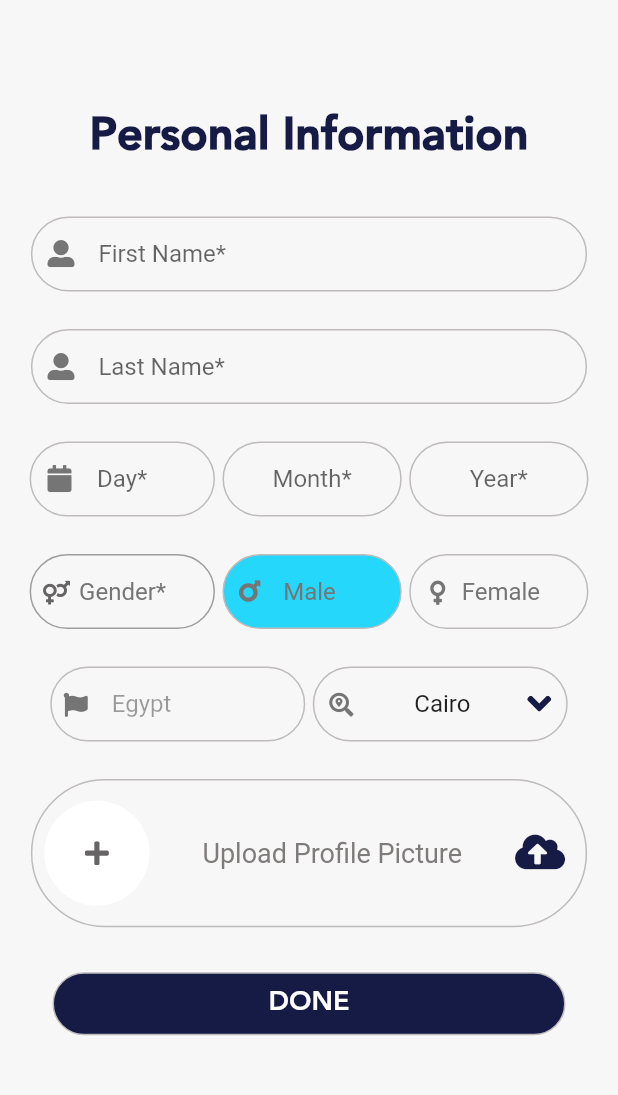
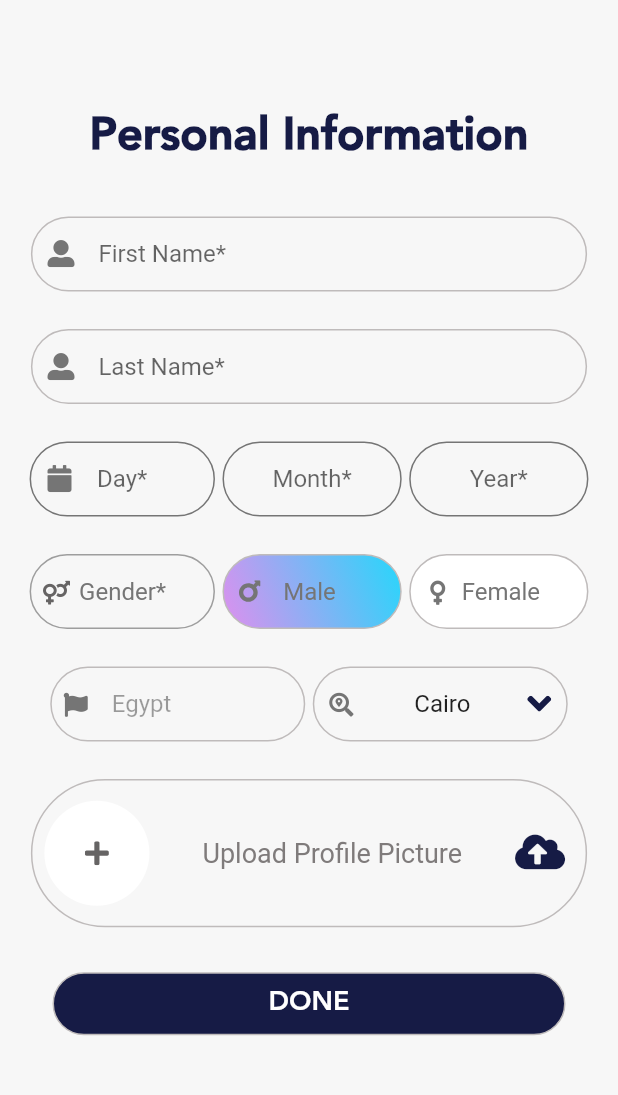
Before and after one commit to AbdelrahmanEhab20/FirstTask-Personal-info-Flutter, a Flutter app: the screen it shows after launch, after a tap on "Male", on a phone screen of 412 x 824 dp, the part 64-1159 px from its top. Run offline on Flutter 3.47's test engine with Material 2 defaults, Android fonts, the phone set to English and light mode, and no system bars; our stand-ins replace flutter_svg, image_picker; missing offline and left inert: art_sweetalert.

Commit message:
all Changes Done + Updates

```diff
--- a/lib/main.dart
+++ b/lib/main.dart
@@ -19,8 +19,22 @@ class MyApp extends StatefulWidget {
   String chooseMale = '';
   String chooseFemale = '';
   String CheckGenderResult = '';
-  Color fillContainerMale = Color.fromRGBO(247, 247, 247, 1);
-  Color fillContainerFemale = Color.fromRGBO(247, 247, 247, 1);
+  Gradient fillContainerMale = LinearGradient(
+    begin: Alignment.topRight,
+    end: Alignment.bottomLeft,
+    colors: [
+      Color(0xFFFF),
+      Color(0xFFFF),
+    ],
+  );
+  Gradient fillContainerFemale = LinearGradient(
+    begin: Alignment.topRight,
+    end: Alignment.bottomLeft,
+    colors: [
+      Color(0xFFFF),
+      Color(0xFFFF),
+    ],
+  );
   /******************************** */
   // For firstName and LastName
   RegExp regex = RegExp(r'^[a-z A-Z]+$');
@@ -106,8 +120,22 @@ class _MyAppState extends State<MyApp> {
         widget.chooseFemale = '';
         widget.chooseMale = 'Male';
         widget.CheckGenderResult = widget.chooseMale;
-        widget.fillContainerMale = Color(0xFF25D7FB);
-        widget.fillContainerFemale = Color.fromRGBO(247, 247, 247, 1);
+        widget.fillContainerMale = LinearGradient(
+          begin: Alignment.topRight,
+          end: Alignment.bottomLeft,
+          colors: [
+            Color(0xFF25D7FB),
+            Color(0xFFDF8FEE),
+          ],
+        );
+        widget.fillContainerFemale = LinearGradient(
+          begin: Alignment.topRight,
+          end: Alignment.bottomLeft,
+          colors: [
+            Color.fromARGB(255, 255, 255, 255),
+            Color.fromARGB(255, 255, 255, 255),
+          ],
+        );
       }
     });
     print('Male:' + widget.chooseMale);
@@ -121,8 +149,22 @@ class _MyAppState extends State<MyApp> {
         widget.chooseMale = '';
         widget.chooseFemale = 'Female';
         widget.CheckGenderResult = widget.chooseFemale;
-        widget.fillContainerFemale = Color(0xFFDF8FEE);
-        widget.fillContainerMale = Color.fromRGBO(247, 247, 247, 1);
+        widget.fillContainerFemale = LinearGradient(
+          begin: Alignment.topRight,
+          end: Alignment.bottomLeft,
+          colors: [
+            Color(0xFF25D7FB),
+            Color(0xFFDF8FEE),
+          ],
+        );
+        widget.fillContainerMale = LinearGradient(
+          begin: Alignment.topRight,
+          end: Alignment.bottomLeft,
+          colors: [
+            Color(0xFFFF),
+            Color(0xFFFF),
+          ],
+        );
       }
     });
     print('Male:' + widget.chooseMale);
@@ -135,8 +177,24 @@ class _MyAppState extends State<MyApp> {
       widget.chooseMale = '';
       widget.chooseFemale = '';
       widget.CheckGenderResult = '';
-      widget.fillContainerMale = Color.fromRGBO(247, 247, 247, 1);
-      widget.fillContainerFemale = Color.fromRGBO(247, 247, 247, 1);
+      widget.fillContainerMale = LinearGradient(
+        begin: Alignment.topRight,
+        end: Alignment.bottomLeft,
+        colors: [
+          Color(0xFFFF),
+          Color(0xFFFF),
+        ],
+      );
+      ;
+      widget.fillContainerFemale = LinearGradient(
+        begin: Alignment.topRight,
+        end: Alignment.bottomLeft,
+        colors: [
+          Color(0xFFFF),
+          Color(0xFFFF),
+        ],
+      );
+      ;
       print('Male:' + widget.chooseMale);
       print('Female:' + widget.chooseFemale);
       print('ResGender:' + widget.CheckGenderResult);
@@ -356,7 +414,9 @@ class _MyAppState extends State<MyApp> {
   }
 }
 
-class BuildTextFieldContainer extends StatelessWidget {
+bool focus = false;
+
+class BuildTextFieldContainer extends StatefulWidget {
   const BuildTextFieldContainer(
       {Key? key, this.customChild, required this.errorMesseage})
       : super(key: key);
@@ -365,29 +425,36 @@ class BuildTextFieldContainer extends StatelessWidget {
   final String errorMesseage;
 
   @override
+  State<BuildTextFieldContainer> createState() =>
+      _BuildTextFieldContainerState();
+}
+
+class _BuildTextFieldContainerState extends State<BuildTextFieldContainer> {
+  @override
   Widget build(BuildContext context) {
     Size size = MediaQuery.of(context).size;
-
-    return errorMesseage != ''
-        ? Container(
+    //On Focus Variable Check
+    return InkWell(
+      child: Container(
         margin: EdgeInsets.symmetric(vertical: 5),
         padding: EdgeInsets.symmetric(horizontal: 10),
         width: size.width * .9,
         decoration: BoxDecoration(
-              border: Border.all(color: Color.fromARGB(255, 254, 4, 4)),
+          border: Border.all(
+              color: widget.errorMesseage != ''
+                  ? Color.fromARGB(255, 254, 4, 4)
+                  : focus
+                      ? Color.fromARGB(157, 13, 160, 25)
+                      : Color.fromARGB(255, 191, 187, 187)),
           borderRadius: BorderRadius.circular(30),
         ),
-            child: customChild,
-          )
-        : Container(
-            margin: EdgeInsets.symmetric(vertical: 5),
-            padding: EdgeInsets.symmetric(horizontal: 10),
-            width: size.width * .9,
-            decoration: BoxDecoration(
-              border: Border.all(color: Color.fromARGB(255, 191, 187, 187)),
-              borderRadius: BorderRadius.circular(30),
+        child: widget.customChild,
       ),
-            child: customChild,
+      onTap: () async {
+        setState(() {
+          focus = !focus;
+        });
+      },
     );
   }
 }
--- a/lib/widgets/biggerDateWidget.dart
+++ b/lib/widgets/biggerDateWidget.dart
@@ -18,10 +18,11 @@ class BiggerDateWidgetState extends State<BiggerDateWidget> {
   void testingOnChangeDay() {
     String dayValue = widget._controllerDay.value.text;
 
-    if (dayValue.isEmpty) {
+    if (dayValue.isEmpty || dayValue == '') {
       setState(() {
         widget.errorMessageDate = '*This Field is Required';
       });
+      return;
     }
 
     if (!(1 <= int.parse(dayValue) && 31 >= int.parse(dayValue))) {
@@ -46,10 +47,11 @@ class BiggerDateWidgetState extends State<BiggerDateWidget> {
   void testingOnChangeMonth() {
     String monthValue = widget._controllerMonth.value.text;
 
-    if (monthValue.isEmpty) {
+    if (monthValue.isEmpty || monthValue == '') {
       setState(() {
         widget.errorMessageDate = '*This Field is Required';
       });
+      return;
     }
     if (!(1 <= int.parse(monthValue) && 12 >= int.parse(monthValue))) {
       setState(() {
@@ -73,10 +75,11 @@ class BiggerDateWidgetState extends State<BiggerDateWidget> {
   void testingOnChangeYear() {
     String yearValue = widget._controllerYear.value.text;
 
-    if (yearValue.isEmpty) {
+    if (yearValue.isEmpty || yearValue == '') {
       setState(() {
         widget.errorMessageDate = '*This Field is Required';
       });
+      return;
     }
     if (!(int.parse(yearValue) <= 2004 && int.parse(yearValue) >= 1945)) {
       setState(() {
@@ -137,7 +140,10 @@ class BiggerDateWidgetState extends State<BiggerDateWidget> {
               padding: EdgeInsets.symmetric(horizontal: 10),
               width: size.width * 0.30,
               decoration: BoxDecoration(
-                border: Border.all(color: Color.fromARGB(255, 191, 187, 187)),
+                border: Border.all(
+                    color: (!widget.errorMessageDate.isEmpty)
+                        ? Color.fromARGB(255, 231, 5, 5)
+                        : Color(0xFF757575)),
                 borderRadius: BorderRadius.circular(30),
               ),
               child: TextField(
@@ -149,7 +155,10 @@ class BiggerDateWidgetState extends State<BiggerDateWidget> {
                 decoration: InputDecoration(
                     border: InputBorder.none,
                     icon: Icon(CustomIcons.date_icon,
-                        size: 18, color: Color(0xFF757575)),
+                        size: 18,
+                        color: (!widget.errorMessageDate.isEmpty)
+                            ? Color.fromARGB(255, 231, 5, 5)
+                            : Color(0xFF757575)),
                     hintText: 'Day*'),
               ),
             ),
@@ -161,7 +170,10 @@ class BiggerDateWidgetState extends State<BiggerDateWidget> {
               padding: EdgeInsets.symmetric(horizontal: 10),
               width: size.width * 0.29,
               decoration: BoxDecoration(
-                border: Border.all(color: Color.fromARGB(255, 191, 187, 187)),
+                border: Border.all(
+                    color: (!widget.errorMessageDate.isEmpty)
+                        ? Color.fromARGB(255, 231, 5, 5)
+                        : Color(0xFF757575)),
                 borderRadius: BorderRadius.circular(30),
               ),
               child: TextField(
@@ -185,7 +197,10 @@ class BiggerDateWidgetState extends State<BiggerDateWidget> {
               padding: EdgeInsets.symmetric(horizontal: 10),
               width: size.width * 0.29,
               decoration: BoxDecoration(
-                border: Border.all(color: Color.fromARGB(255, 191, 187, 187)),
+                border: Border.all(
+                    color: (!widget.errorMessageDate.isEmpty)
+                        ? Color.fromARGB(255, 231, 5, 5)
+                        : Color(0xFF757575)),
                 borderRadius: BorderRadius.circular(30),
               ),
               child: TextField(
--- a/lib/widgets/biggerGenderWidget.dart
+++ b/lib/widgets/biggerGenderWidget.dart
@@ -10,8 +10,8 @@ class biggerGenderWidget extends StatefulWidget {
   Function ChangeColorContainerMale;
   Function ChangeColorContainerFemale;
   Function ChangeColorContainerBoth;
-  Color fillContainerMale;
-  Color fillContainerFemale;
+  Gradient fillContainerMale;
+  Gradient fillContainerFemale;
   biggerGenderWidget(
       this.chooseFemale,
       this.chooseMale,
@@ -75,7 +75,7 @@ class _biggerGenderWidgetState extends State<biggerGenderWidget> {
                 padding: EdgeInsets.symmetric(horizontal: 10),
                 width: size.width * 0.29,
                 decoration: BoxDecoration(
-                  color: widget.fillContainerMale,
+                  gradient: widget.fillContainerMale,
                   border: Border.all(color: Color.fromARGB(255, 191, 187, 187)),
                   borderRadius: BorderRadius.circular(30),
                 ),
@@ -106,7 +106,7 @@ class _biggerGenderWidgetState extends State<biggerGenderWidget> {
                 padding: EdgeInsets.symmetric(horizontal: 10),
                 width: size.width * 0.29,
                 decoration: BoxDecoration(
-                  color: widget.fillContainerFemale,
+                  gradient: widget.fillContainerFemale,
                   border: Border.all(color: Color.fromARGB(255, 191, 187, 187)),
                   borderRadius: BorderRadius.circular(30),
                 ),
--- a/lib/widgets/profile_pic_widget.dart
+++ b/lib/widgets/profile_pic_widget.dart
@@ -16,6 +16,7 @@ class ProfilePicUpload extends StatefulWidget {
 enum ImageSourceType { gallery, camera }
 
 class _ProfilePicUploadState extends State<ProfilePicUpload> {
+  // Method to call the image class and it's properties to start dealing with images
   void _handleURLButtonPress(BuildContext context, var type) {
     Navigator.push(context,
         MaterialPageRoute(builder: (context) => ImageFromGalleryEx(type)));
```
Also changed, not shown: lib/widgets/imageClass.dart (+8 -3 lines). Lines whose indentation alone changed are shown as unchanged.
